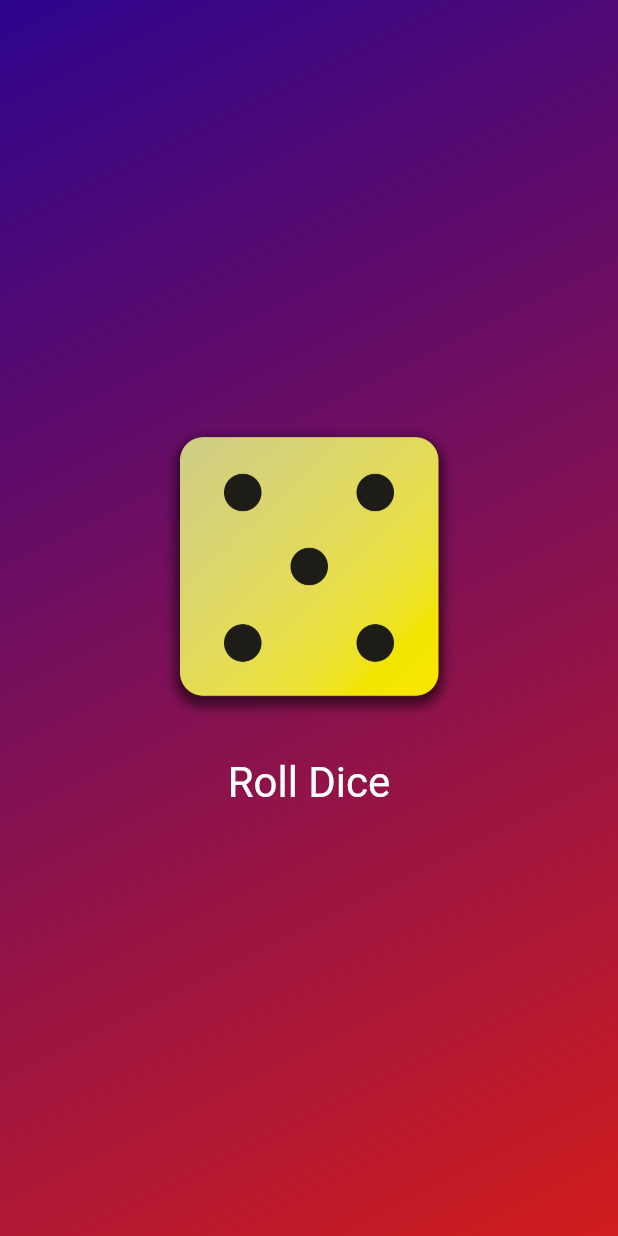
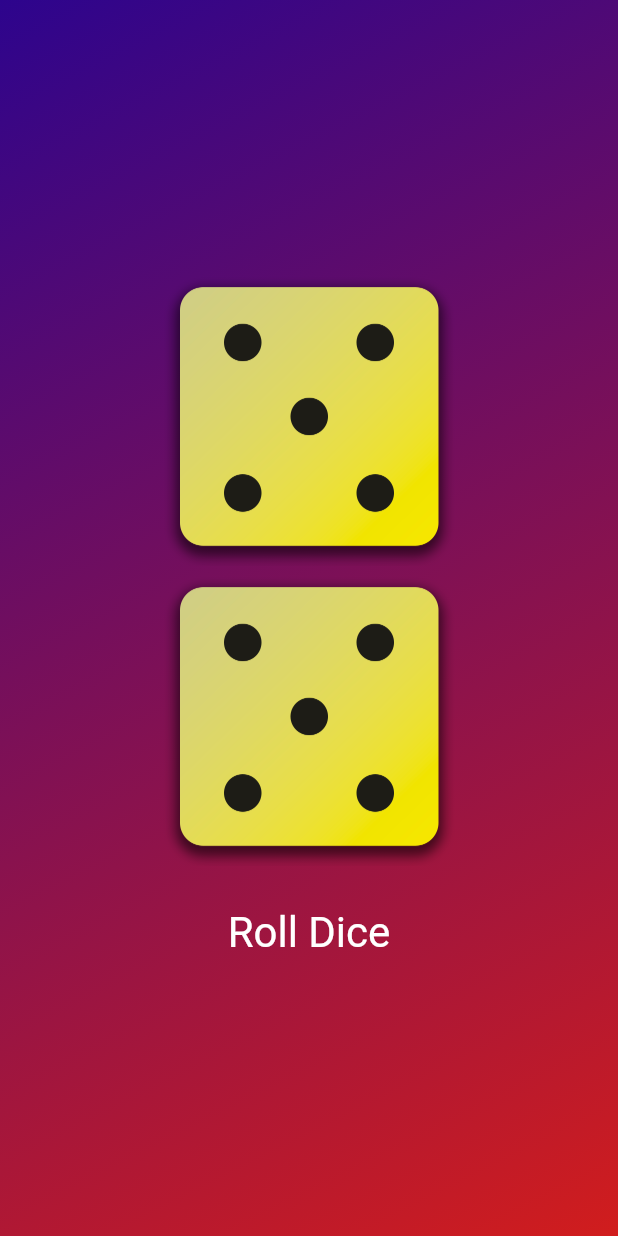
Before and after one commit to MadRabbit001/Dice-Roller, a Flutter app: the screen it shows after launch, after a tap on "Roll Dice", on a phone screen of 412 x 824 dp. Run offline on Flutter 3.47's test engine with Material 2 defaults, Android fonts, the phone set to English and light mode, and no system bars.

Commit message:
2 dice roller

```diff
--- a/lib/dice_roller.dart
+++ b/lib/dice_roller.dart
@@ -13,7 +13,9 @@ class DiceRoller extends StatefulWidget {
 }
 
 class _DiceRollerState extends State<DiceRoller> {
-  var image = 'assets/images/dice-1.png';
+  var image1 = 'assets/images/dice-1.png';
+  var image2 = 'assets/images/dice-6.png';
+
 
   void rollDiceAnimation() {
     const animationDuration = Duration(milliseconds: 150);
@@ -22,8 +24,10 @@ class _DiceRollerState extends State<DiceRoller> {
     Timer.periodic(animationDuration, (timer) {
       if (currentStep < animationSteps) {
         // Generate a random number to simulate dice rolling animation.
-        var num = Random().nextInt(6) + 1;
-        image = 'assets/images/dice-$num.png';
+        var num1 = Random().nextInt(6) + 1;
+        var num2 = Random().nextInt(6) + 1;
+        image1 = 'assets/images/dice-$num1.png';
+        image2 = 'assets/images/dice-$num2.png';
         currentStep++;
         // Call setState to rebuild the UI and display the new image.
         setState(() {});
@@ -37,11 +41,14 @@ class _DiceRollerState extends State<DiceRoller> {
   }
 
   void rollDice() {
-    var num = Random().nextInt(6) + 1;
-    print(num);
+    var num1 = Random().nextInt(6) + 1;
+    var num2 = Random().nextInt(6) + 1;
+    print(num1);
+    print(num2);
 
     setState(() {
-      image = 'assets/images/dice-$num.png';
+      image1 = 'assets/images/dice-$num1.png';
+      image2 = 'assets/images/dice-$num2.png';
     });
   }
 
@@ -51,7 +58,11 @@ class _DiceRollerState extends State<DiceRoller> {
       mainAxisSize: MainAxisSize.min,
       children: [
         Image.asset(
-          image,
+          image1,
+          width: 200,
+        ),
+        Image.asset(
+          image2,
           width: 200,
         ),
         const SizedBox(height: 20),
```
